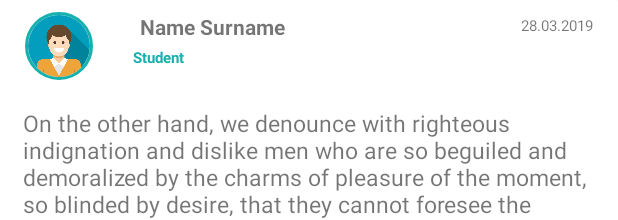
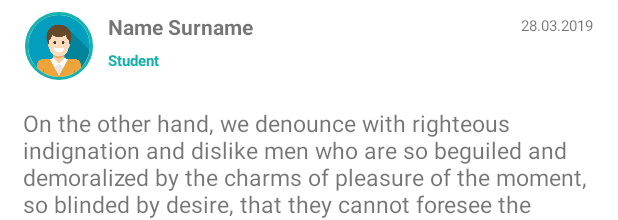
Before and after one commit to Dawid01/SchoolApp, an Android app: the layout post.xml on its own in the app's theme, with its tools: preview values and no code run, on a phone screen of 412 x 824 dp. Shown: the top 220 px of the screen. Run offline under Robolectric (Android 15) with nearby library versions, the phone set to English and light mode, and no system bars; network calls fail.

Commit message:
Replacements 3.

```diff
--- a/app/src/main/java/com/szczepaniak/dawid/appezn/ApiService.java
+++ b/app/src/main/java/com/szczepaniak/dawid/appezn/ApiService.java
@@ -13,6 +13,8 @@ import com.szczepaniak.dawid.appezn.Models.ReplacementList;
 import com.szczepaniak.dawid.appezn.Models.RoomList;
 import com.szczepaniak.dawid.appezn.Models.TeacherList;
 import com.szczepaniak.dawid.appezn.Models.User;
+
+import java.util.List;
 
 import okhttp3.MultipartBody;
 import okhttp3.RequestBody;
@@ -83,6 +85,9 @@ public interface  ApiService {
     @POST("uploadFile")
     Call<ResponseBody> uploadFile(@Part MultipartBody.Part file);
 
+    @Multipart
+    @POST("uploadMultipleFiles")
+    Call<ResponseBody> uploadFiles(@Part MultipartBody.Part[] files);
 
     @GET("classes")
     Call<ClassList> getClassList(@Query("size") int size);
--- a/app/src/main/java/com/szczepaniak/dawid/appezn/Assymetric/AsymmetricRecyclerViewAdapter.java
+++ b/app/src/main/java/com/szczepaniak/dawid/appezn/Assymetric/AsymmetricRecyclerViewAdapter.java
@@ -31,7 +31,6 @@ public final class AsymmetricRecyclerViewAdapter<T extends RecyclerView.ViewHold
   }
 
   @Override public int getItemCount() {
-    // This is the row count for RecyclerView display purposes, not the actual item count
     return adapterImpl.getRowCount();
   }
 
--- a/app/src/main/java/com/szczepaniak/dawid/appezn/PostLoader.java
+++ b/app/src/main/java/com/szczepaniak/dawid/appezn/PostLoader.java
@@ -47,8 +47,9 @@ public class PostLoader {
     private void initAdapter() {
 
         recyclerViewAdapter = new RecyclerViewAdapter(rowsArrayList, context);
+        recyclerViewAdapter.setHasStableIds(true);
         //recyclerViewAdapter.setHasStableIds(true);
-        recyclerView.getRecycledViewPool().setMaxRecycledViews(0, 0);
+       // recyclerView.getRecycledViewPool().setMaxRecycledViews(1, 3);
         recyclerView.setAdapter(recyclerViewAdapter);
     }
 
@@ -81,6 +82,7 @@ public class PostLoader {
 
         rowsArrayList.add(null);
         recyclerViewAdapter.notifyItemInserted(rowsArrayList.size() - 1);
+       // recyclerViewAdapter.notifyDataSetChanged();
 
         Handler handler = new Handler();
         handler.postDelayed(new Runnable() {
--- a/app/src/main/res/layout/post.xml
+++ b/app/src/main/res/layout/post.xml
@@ -20,6 +20,62 @@
             android:layout_width="match_parent"
             android:layout_height="wrap_content">
 
+            <TextView
+                android:id="@+id/name"
+                android:layout_width="200dp"
+                android:layout_height="20dp"
+                android:layout_marginStart="10dp"
+                android:layout_marginTop="8dp"
+                android:layout_marginEnd="8dp"
+                android:layout_marginBottom="8dp"
+                android:text="Name Surname"
+                android:textAlignment="viewStart"
+                android:textSize="14sp"
+                android:textStyle="bold"
+                app:layout_constraintBottom_toBottomOf="parent"
+                app:layout_constraintEnd_toEndOf="parent"
+                app:layout_constraintHorizontal_bias="0.0"
+                app:layout_constraintStart_toEndOf="@+id/avatar"
+                app:layout_constraintTop_toTopOf="parent"
+                app:layout_constraintVertical_bias="0.0" />
+
+            <TextView
+                android:id="@+id/status"
+                android:layout_width="100dp"
+                android:layout_height="wrap_content"
+                android:layout_marginStart="10dp"
+                android:layout_marginTop="5dp"
+                android:layout_marginEnd="8dp"
+                android:layout_marginBottom="8dp"
+                android:text="Student"
+                android:textAlignment="viewStart"
+                android:textColor="@color/colorPrimary"
+                android:textSize="10sp"
+                android:textStyle="bold"
+                app:layout_constraintBottom_toBottomOf="parent"
+                app:layout_constraintEnd_toEndOf="parent"
+                app:layout_constraintHorizontal_bias="0.0"
+                app:layout_constraintStart_toEndOf="@+id/avatar"
+                app:layout_constraintTop_toBottomOf="@+id/name"
+                app:layout_constraintVertical_bias="0.0" />
+
+            <TextView
+                android:id="@+id/time"
+                android:layout_width="wrap_content"
+                android:layout_height="wrap_content"
+                android:layout_marginStart="8dp"
+                android:layout_marginTop="8dp"
+                android:layout_marginEnd="8dp"
+                android:layout_marginBottom="8dp"
+                android:text="28.03.2019"
+                android:textSize="10sp"
+                app:layout_constraintBottom_toBottomOf="parent"
+                app:layout_constraintEnd_toEndOf="parent"
+                app:layout_constraintHorizontal_bias="0.969"
+                app:layout_constraintStart_toEndOf="@+id/avatar"
+                app:layout_constraintTop_toTopOf="parent"
+                app:layout_constraintVertical_bias="0.062" />
+
             <de.hdodenhof.circleimageview.CircleImageView
                 android:id="@+id/avatar"
                 android:layout_width="45dp"
@@ -37,62 +93,6 @@
                 app:layout_constraintStart_toStartOf="parent"
                 app:layout_constraintTop_toTopOf="parent"
                 app:layout_constraintVertical_bias="0.024" />
-
-            <TextView
-                android:id="@+id/name"
-                android:layout_width="200dp"
-                android:layout_height="15dp"
-                android:layout_marginStart="8dp"
-                android:layout_marginTop="8dp"
-                android:layout_marginEnd="8dp"
-                android:layout_marginBottom="8dp"
-                android:text="Name Surname"
-                android:textAlignment="viewStart"
-                android:textSize="14sp"
-                android:textStyle="bold"
-                app:layout_constraintBottom_toBottomOf="parent"
-                app:layout_constraintEnd_toEndOf="parent"
-                app:layout_constraintHorizontal_bias="0.434"
-                app:layout_constraintStart_toStartOf="parent"
-                app:layout_constraintTop_toTopOf="parent"
-                app:layout_constraintVertical_bias="0.0" />
-
-            <TextView
-                android:id="@+id/status"
-                android:layout_width="100dp"
-                android:layout_height="wrap_content"
-                android:layout_marginStart="8dp"
-                android:layout_marginTop="8dp"
-                android:layout_marginEnd="8dp"
-                android:layout_marginBottom="8dp"
-                android:text="Student"
-                android:textAlignment="viewStart"
-                android:textColor="@color/colorPrimary"
-                android:textSize="10sp"
-                android:textStyle="bold"
-                app:layout_constraintBottom_toBottomOf="parent"
-                app:layout_constraintEnd_toEndOf="parent"
-                app:layout_constraintHorizontal_bias="0.272"
-                app:layout_constraintStart_toStartOf="parent"
-                app:layout_constraintTop_toTopOf="parent"
-                app:layout_constraintVertical_bias="0.75" />
-
-            <TextView
-                android:id="@+id/time"
-                android:layout_width="wrap_content"
-                android:layout_height="wrap_content"
-                android:layout_marginStart="8dp"
-                android:layout_marginTop="8dp"
-                android:layout_marginEnd="8dp"
-                android:layout_marginBottom="8dp"
-                android:text="28.03.2019"
-                android:textSize="10sp"
-                app:layout_constraintBottom_toBottomOf="parent"
-                app:layout_constraintEnd_toEndOf="parent"
-                app:layout_constraintHorizontal_bias="0.969"
-                app:layout_constraintStart_toEndOf="@+id/avatar"
-                app:layout_constraintTop_toTopOf="parent"
-                app:layout_constraintVertical_bias="0.062" />
 
         </android.support.constraint.ConstraintLayout>
 
```
Also changed, not shown: app/src/main/java/com/szczepaniak/dawid/appezn/Activities/MainActivity.java (+19 -80 lines), app/src/main/java/com/szczepaniak/dawid/appezn/Adapters/RecyclerViewAdapter.java (+15 -4 lines).
